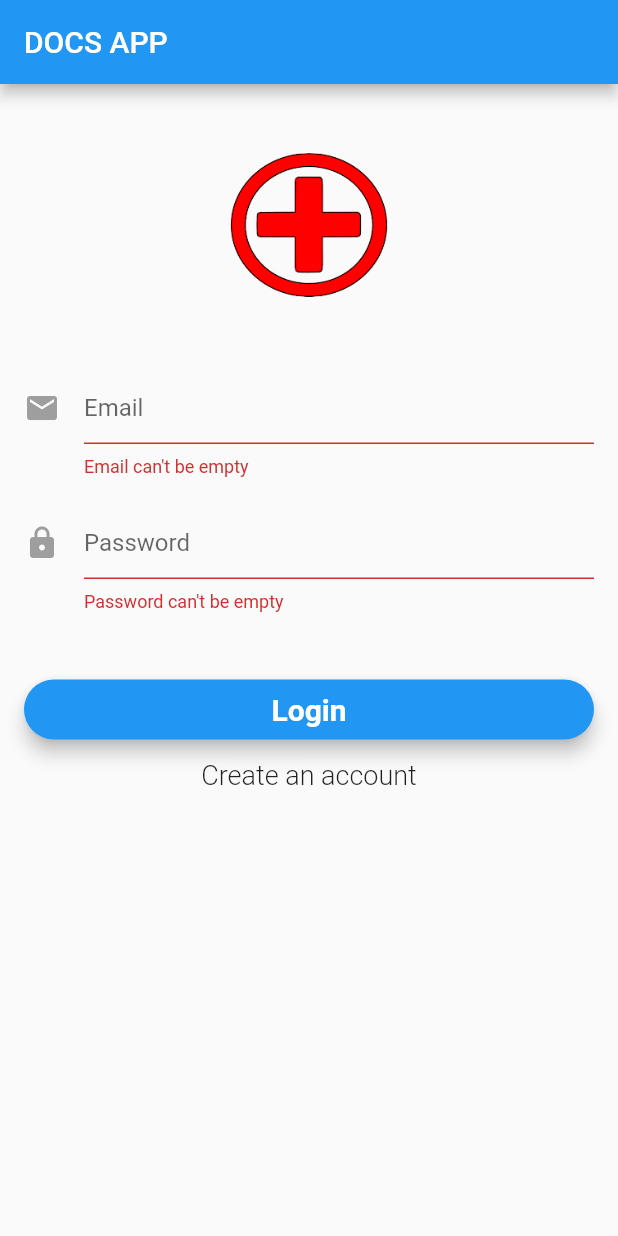
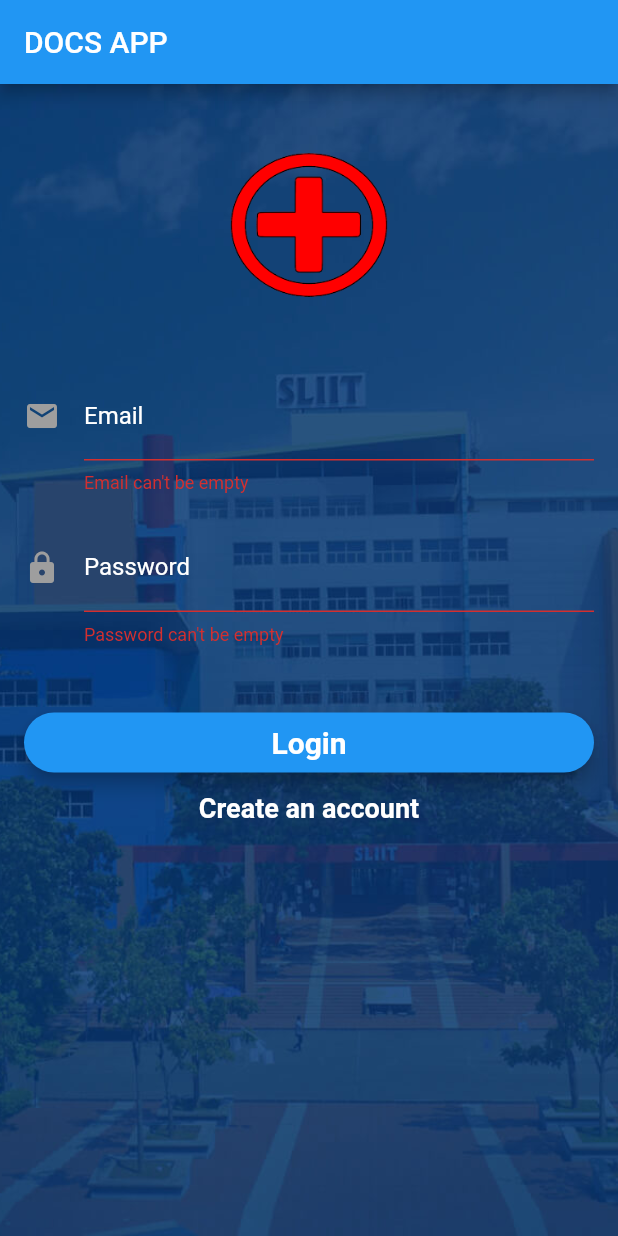
Before and after one commit to aashiqahmed98/Flutter_DocsApp, a Flutter app: the screen it shows after launch, after a tap on "Login", on a phone screen of 412 x 824 dp. Run offline on Flutter 3.47's test engine with Material 2 defaults, Android fonts, the phone set to English and light mode, and no system bars; our stand-ins replace firebase_auth, fluttertoast; accounts and stored records are empty.

Commit message:
added bg img

```diff
--- a/lib/homepage.dart
+++ b/lib/homepage.dart
@@ -16,15 +16,13 @@ class HomePage extends StatelessWidget {
       onSignedOut();
 
       Fluttertoast.showToast(
-
           msg: "Logout Success",
           toastLength: Toast.LENGTH_SHORT,
           gravity: ToastGravity.BOTTOM,
           timeInSecForIosWeb: 1,
-          backgroundColor: Colors.grey,
+          // backgroundColor: Colors.grey,
           textColor: Colors.black,
-          fontSize: 16.0
-          );
+          fontSize: 16.0);
     } catch (e) {
       print(e);
     }
--- a/lib/login_signup_page.dart
+++ b/lib/login_signup_page.dart
@@ -63,7 +63,12 @@ class _LoginSignupPageState extends State<LoginSignupPage> {
 
         // We are using stack as two components used one upon another
         body: Stack(
+          fit: StackFit.expand,
           children: <Widget>[
+            Image.asset(
+              "assets/bg.jpg",
+              fit: BoxFit.cover,
+            ),
             _showForm(),
             _showCircularProgress(),
           ],
@@ -102,11 +107,18 @@ class _LoginSignupPageState extends State<LoginSignupPage> {
     return Padding(
       padding: const EdgeInsets.fromLTRB(0.0, 50.0, 0.0, 0.0),
       child: new TextFormField(
+        cursorColor: Colors.orange,
         maxLines: 1,
         keyboardType: TextInputType.emailAddress,
         autofocus: false,
+        style: TextStyle(
+          color: Colors.white,
+        ),
         decoration: new InputDecoration(
-            hintText: 'Email',
+            hintText: 'Enter Email',
+            hintStyle: TextStyle(color: Colors.grey),
+            labelText: "Email",
+            labelStyle: TextStyle(color: Colors.white),
             icon: new Icon(
               Icons.mail,
               color: Colors.grey,
@@ -122,10 +134,15 @@ class _LoginSignupPageState extends State<LoginSignupPage> {
       padding: const EdgeInsets.fromLTRB(0.0, 20.0, 0.0, 0.0),
       child: new TextFormField(
         maxLines: 1,
+        cursorColor: Colors.orange,
         obscureText: true,
         autofocus: false,
+        style: TextStyle(color: Colors.white),
         decoration: new InputDecoration(
-            hintText: 'Password',
+            hintText: 'Enter password',
+            hintStyle: TextStyle(color: Colors.grey),
+            labelText: "Password",
+            labelStyle: TextStyle(color: Colors.white),
             icon: new Icon(
               Icons.lock,
               color: Colors.grey,
@@ -160,7 +177,10 @@ class _LoginSignupPageState extends State<LoginSignupPage> {
     return new FlatButton(
         child: new Text(
             _isLoginForm ? 'Create an account' : 'Have an account? Sign in',
-            style: new TextStyle(fontSize: 18.0, fontWeight: FontWeight.w300)),
+            style: new TextStyle(
+                fontSize: 18.0,
+                fontWeight: FontWeight.bold,
+                color: Colors.white)),
         onPressed: toggleFormMode);
   }
 
@@ -218,7 +238,7 @@ class _LoginSignupPageState extends State<LoginSignupPage> {
             toastLength: Toast.LENGTH_SHORT,
             gravity: ToastGravity.CENTER,
             timeInSecForIosWeb: 1,
-            backgroundColor: Colors.grey,
+            // backgroundColor: Colors.grey,
             textColor: Colors.black,
             fontSize: 16.0,
           );
@@ -235,7 +255,7 @@ class _LoginSignupPageState extends State<LoginSignupPage> {
                 toastLength: Toast.LENGTH_SHORT,
                 gravity: ToastGravity.CENTER,
                 timeInSecForIosWeb: 1,
-                backgroundColor: Colors.grey,
+                // backgroundColor: Colors.grey,
                 textColor: Colors.black,
                 fontSize: 16.0);
 
--- a/pubspec.yaml
+++ b/pubspec.yaml
@@ -31,7 +31,6 @@ dependencies:
   firebase_auth: ^0.16.1
   fluttertoast: ^4.0.1
 
-
 dev_dependencies:
   flutter_test:
     sdk: flutter
@@ -48,6 +47,7 @@ flutter:
   # To add assets to your application, add an assets section, like this:
   assets:
     - assets/cross.png
+    - assets/bg.jpg
   #   - images/a_dot_ham.jpeg
   # An image asset can refer to one or more resolution-specific "variants", see
   # https://flutter.dev/assets-and-images/#resolution-aware.
```
